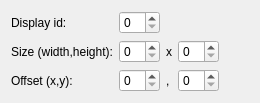
KDE/ring-kde, file src/widgets/ui/screensharingwidget.ui: the form before one commit.
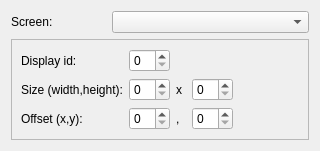
The form after the commit.

Commit message: [ #50496 ] Improve the screen sharing implementation

```diff
--- a/src/widgets/ui/screensharingwidget.ui
+++ b/src/widgets/ui/screensharingwidget.ui
@@ -6,46 +6,97 @@
    <rect>
     <x>0</x>
     <y>0</y>
-    <width>260</width>
-    <height>89</height>
+    <width>320</width>
+    <height>136</height>
    </rect>
   </property>
-  <layout class="QGridLayout" name="gridLayout">
-   <item row="2" column="1" colspan="2">
-    <widget class="QSpinBox" name="m_pWidth"/>
-   </item>
-   <item row="3" column="0">
-    <widget class="QLabel" name="label_3">
-     <property name="text">
-      <string>Offset (x,y):</string>
+  <layout class="QGridLayout" name="gridLayout_2">
+   <item row="1" column="0" rowspan="2" colspan="3">
+    <widget class="QFrame" name="m_pFrame">
+     <property name="frameShape">
+      <enum>QFrame::StyledPanel</enum>
      </property>
-    </widget>
-   </item>
-   <item row="2" column="0">
-    <widget class="QLabel" name="label_2">
-     <property name="text">
-      <string>Size (width,height):</string>
+     <property name="frameShadow">
+      <enum>QFrame::Raised</enum>
      </property>
+     <layout class="QGridLayout" name="gridLayout">
+      <item row="1" column="1">
+       <widget class="QSpinBox" name="m_pWidth"/>
+      </item>
+      <item row="1" column="4">
+       <widget class="QSpinBox" name="m_pHeight"/>
+      </item>
+      <item row="0" column="1">
+       <widget class="QSpinBox" name="m_pDisplay"/>
+      </item>
+      <item row="0" column="0">
+       <widget class="QLabel" name="label">
+        <property name="text">
+         <string>Display id:</string>
+        </property>
+       </widget>
+      </item>
+      <item row="1" column="2" colspan="2">
+       <widget class="QLabel" name="label_4">
+        <property name="text">
+         <string>x</string>
+        </property>
+       </widget>
+      </item>
+      <item row="2" column="5">
+       <spacer name="horizontalSpacer">
+        <property name="orientation">
+         <enum>Qt::Horizontal</enum>
+        </property>
+        <property name="sizeHint" stdset="0">
+         <size>
+          <width>40</width>
+          <height>20</height>
+         </size>
+        </property>
+       </spacer>
+      </item>
+      <item row="2" column="2">
+       <widget class="QLabel" name="label_5">
+        <property name="text">
+         <string>,</string>
+        </property>
+       </widget>
+      </item>
+      <item row="2" column="0">
+       <widget class="QLabel" name="label_3">
+        <property name="text">
+         <string>Offset (x,y):</string>
+        </property>
+       </widget>
+      </item>
+      <item row="2" column="1">
+       <widget class="QSpinBox" name="m_pX"/>
+      </item>
+      <item row="1" column="0">
+       <widget class="QLabel" name="label_2">
+        <property name="text">
+         <string>Size (width,height):</string>
+        </property>
+       </widget>
+      </item>
+      <item row="2" column="4">
+       <widget class="QSpinBox" name="m_pY"/>
+      </item>
+     </layout>
     </widget>
    </item>
-   <item row="3" column="5">
-    <widget class="QSpinBox" name="m_pY"/>
-   </item>
-   <item row="2" column="3" colspan="2">
-    <widget class="QLabel" name="label_4">
-     <property name="text">
-      <string>x</string>
-     </property>
-    </widget>
+   <item row="0" column="1" colspan="2">
+    <widget class="QComboBox" name="m_pScreens"/>
    </item>
    <item row="0" column="0">
-    <widget class="QLabel" name="label">
+    <widget class="QLabel" name="label_6">
      <property name="text">
-      <string>Display id:</string>
+      <string>Screen:</string>
      </property>
     </widget>
    </item>
-   <item row="4" column="0" colspan="2">
+   <item row="3" column="0">
     <spacer name="verticalSpacer">
      <property name="orientation">
       <enum>Qt::Vertical</enum>
@@ -61,35 +112,6 @@
      </property>
     </spacer>
    </item>
-   <item row="3" column="6">
-    <spacer name="horizontalSpacer">
-     <property name="orientation">
-      <enum>Qt::Horizontal</enum>
-     </property>
-     <property name="sizeHint" stdset="0">
-      <size>
-       <width>40</width>
-       <height>20</height>
-      </size>
-     </property>
-    </spacer>
-   </item>
-   <item row="0" column="1" colspan="2">
-    <widget class="QSpinBox" name="m_pDisplay"/>
-   </item>
-   <item row="2" column="5">
-    <widget class="QSpinBox" name="m_pHeight"/>
-   </item>
-   <item row="3" column="1" colspan="2">
-    <widget class="QSpinBox" name="m_pX"/>
-   </item>
-   <item row="3" column="3" colspan="2">
-    <widget class="QLabel" name="label_5">
-     <property name="text">
-      <string>,</string>
-     </property>
-    </widget>
-   </item>
   </layout>
  </widget>
  <resources/>
```
Left out of the diff: 27 changed lines with no effect on the pictures. The commit also changes 3 other files.
